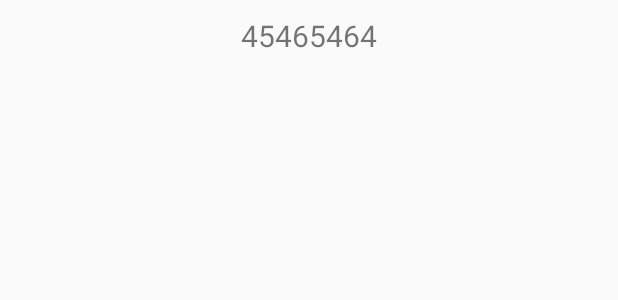
After one commit to why-x/MyApplication, an Android app: the layout activity_call3.xml on its own in the app's theme, with its tools: preview values and no code run, on a phone screen of 412 x 824 dp. The commit adds this screen. Shown: the top 300 px of the screen. Run offline under Robolectric (Android 15) with nearby library versions, the phone set to English and light mode, and no system bars.

```diff
--- a/myphone/src/main/java/com/example/myphone/call2/CallLogActivity.java
+++ b/myphone/src/main/java/com/example/myphone/call2/CallLogActivity.java
@@ -116,7 +116,7 @@ public class CallLogActivity extends Activity {
             TextView tv_number = (TextView) view.findViewById(R.id.tv_number);
             TextView tv_date = (TextView) view.findViewById(R.id.tv_date);
             TextView tv_type = (TextView) view.findViewById(R.id.tv_type);
-            CallLogInfo info = infos.get(position);
+            CallLogInfo info = infos.get(0);
             tv_number.setText(info.number);
             Toast.makeText(CallLogActivity.this,info.number+"--------",Toast.LENGTH_LONG).show();
             SimpleDateFormat format = new SimpleDateFormat(
--- /dev/null
+++ b/myphone/src/main/res/layout/activity_call3.xml
@@ -0,0 +1,16 @@
+<?xml version="1.0" encoding="utf-8"?>
+<android.support.constraint.ConstraintLayout xmlns:android="http://schemas.android.com/apk/res/android"
+    xmlns:app="http://schemas.android.com/apk/res-auto"
+    xmlns:tools="http://schemas.android.com/tools"
+    android:layout_width="match_parent"
+    android:layout_height="match_parent"
+    tools:context=".Call3Activity">
+<TextView
+    android:padding="10dp"
+    android:gravity="center"
+    android:id="@+id/mynumber"
+    android:textSize="20sp"
+    android:text="45465464"
+    android:layout_width="match_parent"
+    android:layout_height="wrap_content" />
+</android.support.constraint.ConstraintLayout>
```
Also changed, not shown: myphone/src/main/AndroidManifest.xml (+6 -1 lines), myphone/src/main/java/com/example/myphone/Call3Activity.java (added, +32 -0 lines).
